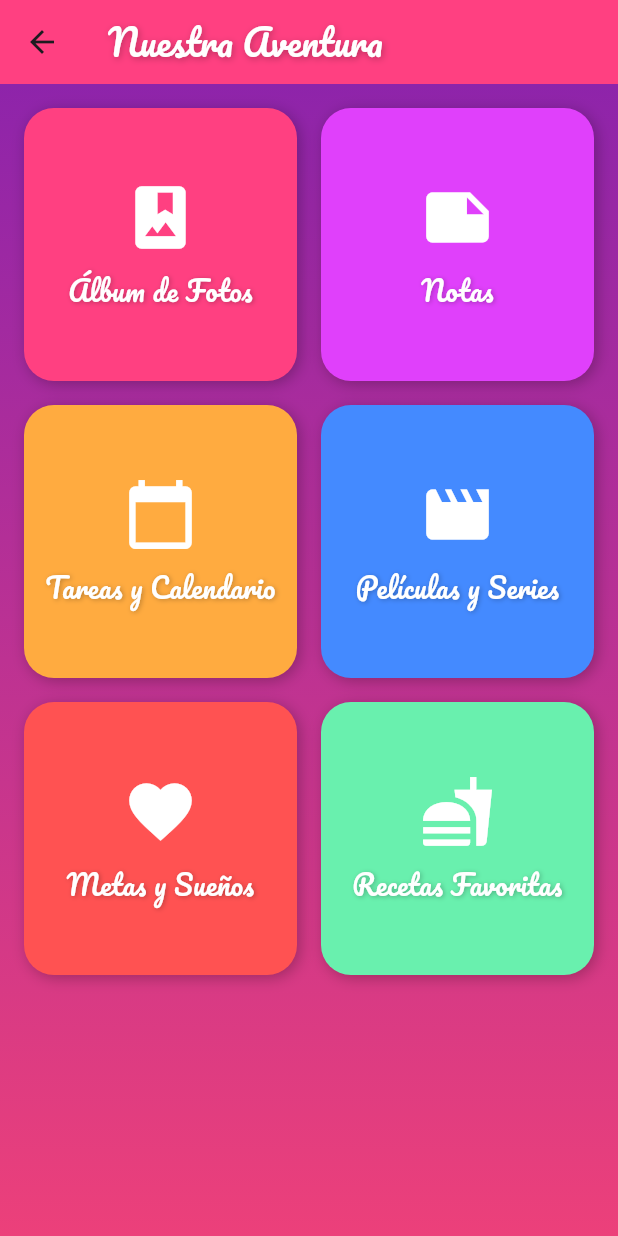
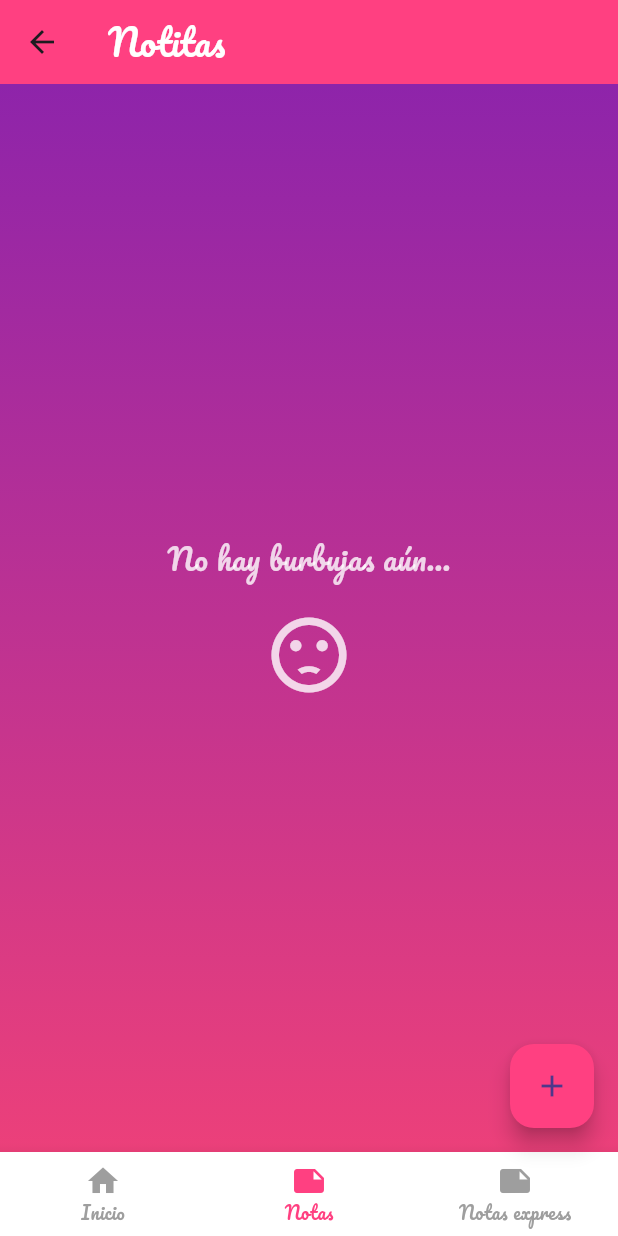
Before and after one commit to godie787/love, a Flutter app: the HomeScreen screen opened directly, after a tap on "Notas", on a phone screen of 412 x 824 dp. Run offline on Flutter 3.47's test engine with Material 3 defaults, Android fonts, the phone set to English and light mode, and no system bars; our stand-ins replace equatable, flutter_bloc, flutter_svg, google_fonts, smooth_page_indicator.

```diff
--- a/app/lib/screens/home_screen.dart
+++ b/app/lib/screens/home_screen.dart
@@ -1,37 +1,58 @@
 import 'package:flutter/material.dart';
+import 'package:flutter_bloc/flutter_bloc.dart';
 import 'package:google_fonts/google_fonts.dart';
+import '../screens/notes/notes_screen.dart';
+import '../screens/notes/notes_bloc.dart';
+import '../screens/notes/notes_state.dart';
 
-class HomeScreen extends StatelessWidget {
+class HomeScreen extends StatefulWidget {
+  @override
+  _HomeScreenState createState() => _HomeScreenState();
+}
+
+class _HomeScreenState extends State<HomeScreen> {
+  int _selectedIndex = 0;
+
+  void _onItemTapped(int index) {
+    setState(() {
+      _selectedIndex = index;
+    });
+
+    if (index == 1) {
+      Navigator.push(
+        context,
+        MaterialPageRoute(builder: (context) => NotesScreen()),
+      );
+    }
+    // Puedes agregar más navegaciones aquí según el index
+  }
+
   @override
   Widget build(BuildContext context) {
     return Scaffold(
       appBar: AppBar(
-        leading: IconButton(
-          icon: Icon(Icons.arrow_back),
-          onPressed: () {
-            Navigator.pop(context);
-          },
-        ),
         title: Text(
-          'Nuestra Aventura',
+          'Nuestra App',
           style: GoogleFonts.pacifico(
             textStyle: TextStyle(
               color: Colors.white,
               fontSize: 24,
-              shadows: [
-                Shadow(
-                  blurRadius: 6.0,
-                  color: Colors.black26,
-                  offset: Offset(1.0, 1.0),
-                ),
-              ],
               fontWeight: FontWeight.w300,
             ),
           ),
         ),
         backgroundColor: Colors.pinkAccent,
+        actions: [
+          IconButton(
+            icon: Icon(Icons.search),
+            onPressed: () {
+              // Acción de búsqueda
+            },
+          ),
+        ],
       ),
       body: Container(
+        padding: const EdgeInsets.only(top: 16.0), // Margen superior de 16.0
         decoration: BoxDecoration(
           gradient: LinearGradient(
             colors: [Colors.purple.shade600, Colors.pink.shade400],
@@ -39,123 +60,213 @@ class HomeScreen extends StatelessWidget {
             end: Alignment.bottomCenter,
           ),
         ),
-        child: Padding(
-          padding: const EdgeInsets.all(16.0),
-          child: GridView.count(
-            crossAxisCount: 2,
-            crossAxisSpacing: 16,
-            mainAxisSpacing: 16,
+        child: Column(
           children: [
-              _buildOptionCard(
+            // Sección de "Historias"
+            Container(
+              height: 100,
+              padding: EdgeInsets.symmetric(vertical: 10),
+              child: ListView(
+                scrollDirection: Axis.horizontal,
+                children: [
+                  _buildStoryItem(
                     context,
+                    label: "Álbum de Fotos",
                     icon: Icons.photo_album,
-                label: "Álbum de Fotos",
                     color: Colors.pinkAccent,
-                onTap: () {
-                  // Navegar al álbum de fotos
+                    onPressed: () {
+                      // Navegar a la pantalla de Álbum de Fotos
                     },
                   ),
-              _buildOptionCard(
+                  _buildStoryItem(
                     context,
+                    label: "Notas",
                     icon: Icons.note,
-                label: "Notas",
                     color: Colors.purpleAccent,
-                onTap: () {
-                  // Navegar a las notas
+                    onPressed: () {
+                      Navigator.push(
+                        context,
+                        MaterialPageRoute(builder: (context) => NotesScreen()),
+                      );
                     },
                   ),
-              _buildOptionCard(
+                  _buildStoryItem(
                     context,
+                    label: "Calendario",
                     icon: Icons.calendar_today,
-                label: "Tareas y Calendario",
                     color: Colors.orangeAccent,
-                onTap: () {
-                  // Navegar al calendario
+                    onPressed: () {
+                      // Navegar a la pantalla de Calendario
                     },
                   ),
-              _buildOptionCard(
+                  _buildStoryItem(
                     context,
+                    label: "Películas y Series",
                     icon: Icons.movie,
-                label: "Películas y Series",
                     color: Colors.blueAccent,
-                onTap: () {
-                  // Navegar a la lista de películas y series
+                    onPressed: () {
+                      // Navegar a la pantalla de Películas y Series
                     },
                   ),
-              _buildOptionCard(
+                  _buildStoryItem(
                     context,
+                    label: "Metas y Sueños",
                     icon: Icons.favorite,
-                label: "Metas y Sueños",
                     color: Colors.redAccent,
-                onTap: () {
-                  // Navegar a las metas y sueños compartidos
+                    onPressed: () {
+                      // Navegar a la pantalla de Metas y Sueños
                     },
                   ),
-              _buildOptionCard(
+                  _buildStoryItem(
                     context,
+                    label: "Recetas",
                     icon: Icons.fastfood,
-                label: "Recetas Favoritas",
                     color: Colors.greenAccent,
-                onTap: () {
-                  // Navegar a las recetas
+                    onPressed: () {
+                      // Navegar a la pantalla de Recetas
                     },
                   ),
                 ],
               ),
             ),
+
+            // Sección del Feed
+            Expanded(
+              child: BlocBuilder<NotesBloc, NotesState>(
+                builder: (context, state) {
+                  if (state.notes.isNotEmpty) {
+                    final lastNote = state.notes.last;
+                    return ListView(
+                      padding: EdgeInsets.all(16),
+                      children: [
+                        _buildFeedItem(
+                          context,
+                          title: "Última Nota",
+                          description: lastNote,
+                          color: Colors.purpleAccent,
+                        ),
+                        // Puedes agregar más ítems similares
+                      ],
+                    );
+                  } else {
+                    return Center(
+                      child: Text(
+                        "No hay notas aún",
+                        style: GoogleFonts.pacifico(
+                          textStyle: TextStyle(
+                            color: Colors.white,
+                            fontSize: 16,
+                            fontWeight: FontWeight.w300,
+                          ),
+                        ),
+                      ),
+                    );
+                  }
+                },
+              ),
+            ),
+          ],
+        ),
+      ),
+
+      bottomNavigationBar: BottomNavigationBar(
+        backgroundColor: Colors.white,
+        selectedItemColor: Colors.pinkAccent,
+        unselectedItemColor: Colors.grey,
+        selectedLabelStyle: GoogleFonts.pacifico(fontSize: 12, fontWeight: FontWeight.w300),
+        unselectedLabelStyle: GoogleFonts.pacifico(fontSize: 12, fontWeight: FontWeight.w300),
+        currentIndex: _selectedIndex,
+        onTap: _onItemTapped,
+        items: [
+          BottomNavigationBarItem(
+            icon: Icon(Icons.home),
+            label: 'Inicio',
+          ),
+          BottomNavigationBarItem(
+            icon: Icon(Icons.note),
+            label: 'Notas',
+          ),
+          BottomNavigationBarItem(
+            icon: Icon(Icons.favorite),
+            label: 'Favoritos',
+          ),
+        ],
       ),
     );
   }
 
-  Widget _buildOptionCard(BuildContext context,
-      {required IconData icon,
-      required String label,
-      required Color color,
-      required VoidCallback onTap}) {
+  Widget _buildStoryItem(BuildContext context,
+      {required String label, required IconData icon, required Color color, required VoidCallback onPressed}) {
     return GestureDetector(
-      onTap: onTap,
+      onTap: onPressed,
       child: Container(
-        decoration: BoxDecoration(
-          color: color,
-          borderRadius: BorderRadius.circular(20),
-          boxShadow: [
-            BoxShadow(
-              color: Colors.black26,
-              blurRadius: 8,
-              offset: Offset(2, 2),
-            ),
-          ],
-        ),
+        width: 80,
+        margin: EdgeInsets.symmetric(horizontal: 8),
         child: Column(
           mainAxisAlignment: MainAxisAlignment.center,
           children: [
-            Icon(
-              icon,
-              size: 50,
-              color: Colors.white,
+            CircleAvatar(
+              radius: 30,
+              backgroundColor: color,
+              child: Icon(icon, color: Colors.white),
             ),
-            SizedBox(height: 10),
-            Text(
+            SizedBox(height: 5),
+            Flexible(
+              child: Text(
                 label,
                 style: GoogleFonts.pacifico(
                   textStyle: TextStyle(
                     color: Colors.white,
-                  fontSize: 18,
-                  shadows: [
-                    Shadow(
-                      blurRadius: 4.0, // Reducción de la sombra
-                      color: Colors.black26, // Sombra más suave
-                      offset: Offset(1.0, 1.0),
-                    ),
-                  ],
-                  fontWeight: FontWeight.w300, // Letras más finas
+                    fontSize: 12,
+                    fontWeight: FontWeight.w300,
                   ),
                 ),
                 textAlign: TextAlign.center,
+                overflow: TextOverflow.ellipsis,
+              ),
             ),
           ],
         ),
       ),
     );
   }
+
+  Widget _buildFeedItem(BuildContext context,
+      {required String title, required String description, required Color color}) {
+    return Container(
+      margin: EdgeInsets.only(bottom: 16),
+      padding: EdgeInsets.all(16),
+      decoration: BoxDecoration(
+        color: color.withOpacity(0.2),
+        borderRadius: BorderRadius.circular(12),
+        border: Border.all(color: color, width: 2),
+      ),
+      child: Column(
+        crossAxisAlignment: CrossAxisAlignment.start,
+        children: [
+          Text(
+            title,
+            style: GoogleFonts.pacifico(
+              textStyle: TextStyle(
+                color: color,
+                fontSize: 18,
+                fontWeight: FontWeight.w400,
+              ),
+            ),
+          ),
+          SizedBox(height: 8),
+          Text(
+            description,
+            style: GoogleFonts.pacifico(
+              textStyle: TextStyle(
+                color: Colors.white,
+                fontSize: 14,
+                fontWeight: FontWeight.w300,
+              ),
+            ),
+          ),
+        ],
+      ),
+    );
   }
+}
--- /dev/null
+++ b/app/lib/screens/notes/notes_bloc.dart
@@ -0,0 +1,15 @@
+import 'package:flutter_bloc/flutter_bloc.dart';
+import 'notes_event.dart';
+import 'notes_state.dart';
+
+class NotesBloc extends Bloc<NotesEvent, NotesState> {
+  NotesBloc() : super(NotesState.initial()) {
+    // Aquí registramos el manejador para el evento AddNote
+    on<AddNote>((event, emit) {
+      // Se agrega la nota al estado actual
+      final updatedNotes = List<String>.from(state.notes)..add(event.note);
+      // Se emite el nuevo estado con la lista de notas actualizada
+      emit(state.copyWith(notes: updatedNotes));
+    });
+  }
+}
--- /dev/null
+++ b/app/lib/screens/notes/notes_event.dart
@@ -0,0 +1,15 @@
+import 'package:equatable/equatable.dart';
+
+abstract class NotesEvent extends Equatable {
+  @override
+  List<Object> get props => [];
+}
+
+class AddNote extends NotesEvent {
+  final String note;
+
+  AddNote(this.note);
+
+  @override
+  List<Object> get props => [note];
+}
--- /dev/null
+++ b/app/lib/screens/notes/notes_screen.dart
@@ -0,0 +1,248 @@
+import 'package:flutter/material.dart';
+import 'package:flutter_bloc/flutter_bloc.dart';
+import 'package:google_fonts/google_fonts.dart';
+import 'notes_bloc.dart';
+import 'notes_event.dart';
+import 'notes_state.dart';
+
+class NotesScreen extends StatefulWidget {
+  @override
+  _NotesScreenState createState() => _NotesScreenState();
+}
+
+class _NotesScreenState extends State<NotesScreen> with SingleTickerProviderStateMixin {
+  final TextEditingController _controller = TextEditingController();
+  late AnimationController _animationController;
+
+  @override
+  void initState() {
+    super.initState();
+    _animationController = AnimationController(
+      vsync: this,
+      duration: Duration(milliseconds: 800),
+    )..repeat(reverse: true);
+  }
+
+  @override
+  void dispose() {
+    _animationController.dispose();
+    super.dispose();
+  }
+
+  @override
+  Widget build(BuildContext context) {
+    return Scaffold(
+      appBar: AppBar(
+        title: Text(
+          'Notitas',
+          style: GoogleFonts.pacifico(
+            textStyle: TextStyle(
+              color: Colors.white,
+              fontSize: 24,
+              fontWeight: FontWeight.w300,
+            ),
+          ),
+        ),
+        backgroundColor: Colors.pinkAccent,
+      ),
+      body: BlocBuilder<NotesBloc, NotesState>(
+        builder: (context, state) {
+          return Container(
+            width: double.infinity,
+            height: double.infinity,
+            decoration: BoxDecoration(
+              gradient: LinearGradient(
+                colors: [Colors.purple.shade600, Colors.pink.shade400],
+                begin: Alignment.topCenter,
+                end: Alignment.bottomCenter,
+              ),
+            ),
+            child: state.notes.isEmpty
+                ? _buildEmptyState(context)
+                : SingleChildScrollView(
+                    child: ConstrainedBox(
+                      constraints: BoxConstraints(
+                        minHeight: MediaQuery.of(context).size.height,
+                      ),
+                      child: Padding(
+                        padding: const EdgeInsets.all(16.0),
+                        child: Center(
+                          child: Wrap(
+                            alignment: WrapAlignment.center,
+                            spacing: 20, // Espacio horizontal entre burbujas
+                            runSpacing: 20, // Espacio vertical entre burbujas
+                            children: List.generate(state.notes.length, (index) {
+                              return _buildNoteBubble(context, text: state.notes[index], index: index);
+                            }),
+                          ),
+                        ),
+                      ),
+                    ),
+                  ),
+          );
+        },
+      ),
+      floatingActionButton: FloatingActionButton(
+        onPressed: () {
+          _showAddNoteDialog(context);
+        },
+        backgroundColor: Colors.pinkAccent,
+        child: Icon(Icons.add),
+      ),
+      bottomNavigationBar: BottomNavigationBar(
+        backgroundColor: Colors.white,
+        selectedItemColor: Colors.pinkAccent,
+        unselectedItemColor: Colors.grey,
+        selectedLabelStyle: GoogleFonts.pacifico(fontSize: 12, fontWeight: FontWeight.w300),
+        unselectedLabelStyle: GoogleFonts.pacifico(fontSize: 12, fontWeight: FontWeight.w300),
+        currentIndex: 1, // Indica que estamos en la pantalla de Notas
+        onTap: (int index) {
+          if (index == 0) {
+            Navigator.pop(context); // Volver a la pantalla principal
+          }
+        },
+        items: [
+          BottomNavigationBarItem(
+            icon: Icon(Icons.home),
+            label: 'Inicio',
+          ),
+          BottomNavigationBarItem(
+            icon: Icon(Icons.note),
+            label: 'Notas',
+          ),
+          BottomNavigationBarItem(
+            icon: Icon(Icons.note),
+            label: 'Notas express',
+          ),
+        ],
+      ),
+    );
+  }
+
+  Widget _buildEmptyState(BuildContext context) {
+    return Center(
+      child: Column(
+        mainAxisAlignment: MainAxisAlignment.center,
+        children: [
+          Text(
+            "No hay burbujas aún...",
+            style: GoogleFonts.pacifico(
+              textStyle: TextStyle(
+                color: Colors.white.withOpacity(0.8),
+                fontSize: 20,
+                fontWeight: FontWeight.w300,
+              ),
+            ),
+          ),
+          SizedBox(height: 20),
+          Icon(Icons.sentiment_dissatisfied, color: Colors.white.withOpacity(0.8), size: 60),
+        ],
+      ),
+    );
+  }
+
+  Widget _buildNoteBubble(BuildContext context, {required String text, required int index}) {
+    // Cambiar tamaño de la burbuja basado en el índice
+    double size = 100 + (index % 3) * 40; // 3 tamaños diferentes para variar el diseño
+
+    return ScaleTransition(
+      scale: Tween(begin: 0.95, end: 1.05).animate(
+        CurvedAnimation(
+          parent: _animationController,
+          curve: Curves.easeInOut,
+        ),
+      ),
+      child: Container(
+        width: size,
+        height: size,
+        padding: EdgeInsets.all(16),
+        decoration: BoxDecoration(
+          shape: BoxShape.circle,
+          color: Colors.black.withOpacity(0.3),
+          backgroundBlendMode: BlendMode.overlay,
+          border: Border.all(
+            color: Colors.blueAccent.withOpacity(0.7),
+            width: 2.0,
+          ),
+          boxShadow: [
+            BoxShadow(
+              color: Colors.blueAccent.withOpacity(0.4),
+              blurRadius: 15.0,
+              offset: Offset(0.0, 0.0),
+              spreadRadius: 1.0,
+            ),
+          ],
+        ),
+        child: Center(
+          child: Text(
+            text,
+            style: GoogleFonts.pacifico(
+              textStyle: TextStyle(
+                color: Colors.white.withOpacity(0.9),
+                fontSize: 14,
+                fontWeight: FontWeight.w300,
+              ),
+            ),
+            textAlign: TextAlign.center,
+          ),
+        ),
+      ),
+    );
+  }
+
+  void _showAddNoteDialog(BuildContext context) {
+    showDialog(
+      context: context,
+      builder: (context) {
+        return AlertDialog(
+          backgroundColor: Colors.pink.shade50,
+          shape: RoundedRectangleBorder(borderRadius: BorderRadius.circular(20)),
+          title: Text(
+            "Nueva Nota",
+            style: GoogleFonts.pacifico(fontSize: 24, fontWeight: FontWeight.w400),
+            textAlign: TextAlign.center,
+          ),
+          content: TextField(
+            controller: _controller,
+            decoration: InputDecoration(
+              hintText: "Escribe una notita...",
+              filled: true,
+              fillColor: Colors.white,
+              border: OutlineInputBorder(
+                borderRadius: BorderRadius.circular(20),
+                borderSide: BorderSide.none,
+              ),
+            ),
+          ),
+          actions: [
+            TextButton(
+              onPressed: () {
+                Navigator.of(context).pop();
+              },
+              child: Text(
+                "Cancelar",
+                style: TextStyle(color: Colors.grey),
+              ),
+            ),
+            ElevatedButton(
+              onPressed: () {
+                if (_controller.text.isNotEmpty) {
+                  context.read<NotesBloc>().add(AddNote(_controller.text));
+                  _controller.clear();
+                  Navigator.of(context).pop();
+                }
+              },
+              child: Text("Agregar"),
+              style: ElevatedButton.styleFrom(
+                backgroundColor: Colors.pinkAccent,
+                shape: RoundedRectangleBorder(
+                  borderRadius: BorderRadius.circular(20),
+                ),
+              ),
+            ),
+          ],
+        );
+      },
+    );
+  }
+}
--- /dev/null
+++ b/app/lib/screens/notes/notes_state.dart
@@ -0,0 +1,20 @@
+import 'package:equatable/equatable.dart';
+
+class NotesState extends Equatable {
+  final List<String> notes;
+
+  NotesState({required this.notes});
+
+  factory NotesState.initial() {
+    return NotesState(notes: []);
+  }
+
+  NotesState copyWith({List<String>? notes}) {
+    return NotesState(
+      notes: notes ?? this.notes,
+    );
+  }
+
+  @override
+  List<Object> get props => [notes];
+}
--- a/app/pubspec.yaml
+++ b/app/pubspec.yaml
@@ -33,7 +33,8 @@ dependencies:
   google_fonts: ^5.0.0
   smooth_page_indicator: ^1.0.0
   flutter_svg: ^1.0.0
-
+  flutter_bloc: ^8.0.1
+  equatable: ^2.0.3
 
 
 
```
Also changed, not shown: app/lib/main.dart (+11 -7 lines), app/pubspec.lock. Lines whose indentation alone changed are shown as unchanged.
